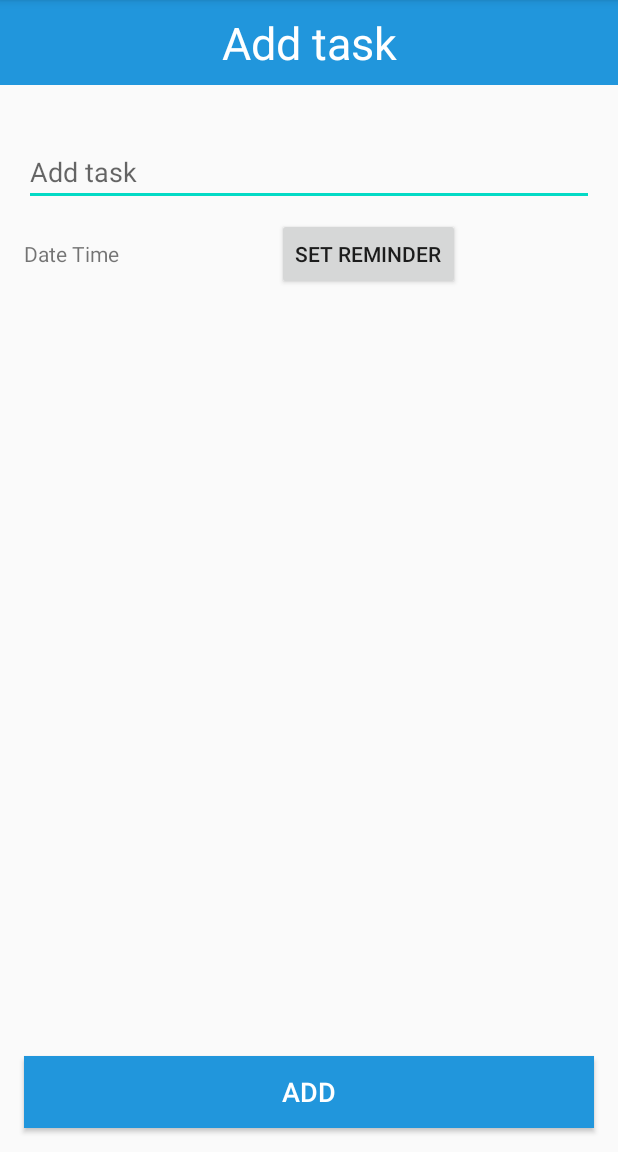
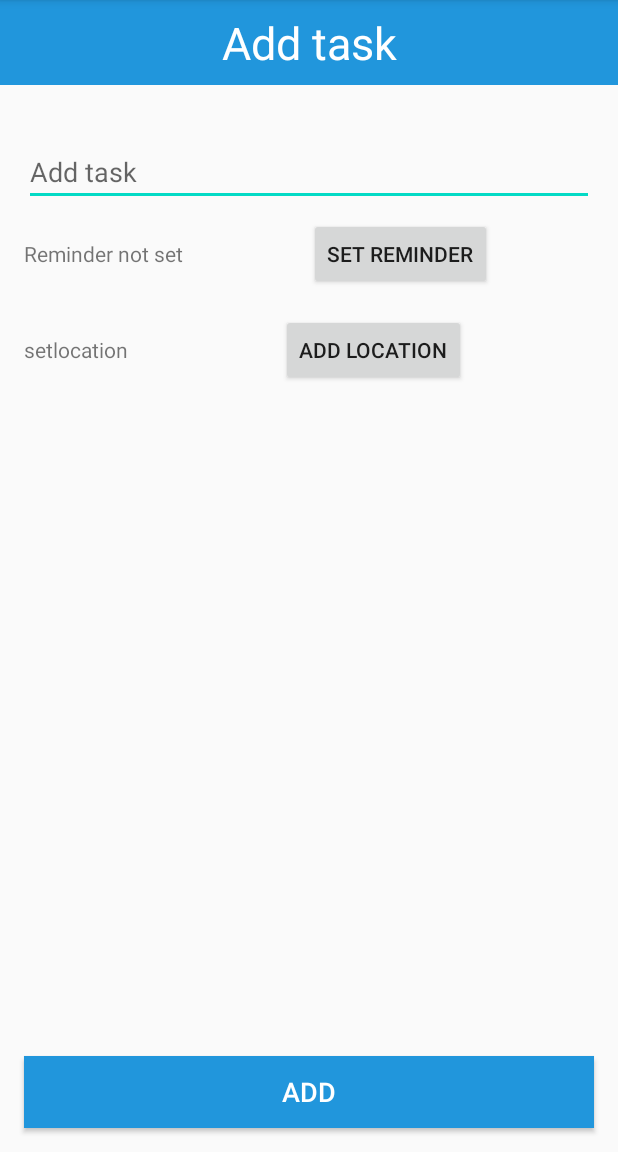
Before and after one commit to makarandmadhavi/SmartPrep, an Android app: the CreateTask screen opened directly, with no data from a screen before it, on a phone screen of 412 x 824 dp, the part 84-1236 px from its top. Run offline under Robolectric (Android 15) with nearby library versions, the phone set to English and light mode, and no system bars; 1 statement that could not run was skipped.

Commit message:
timestamp modifies

```diff
--- a/app/build.gradle
+++ b/app/build.gradle
@@ -40,4 +40,5 @@ dependencies {
     testImplementation 'junit:junit:4.+'
     androidTestImplementation 'androidx.test.ext:junit:1.1.2'
     androidTestImplementation 'androidx.test.espresso:espresso-core:3.3.0'
+    implementation 'com.google.android.gms:play-services:11.0.4'
 }
--- a/app/src/main/res/layout/activity_create_task.xml
+++ b/app/src/main/res/layout/activity_create_task.xml
@@ -62,7 +62,7 @@
         android:layout_width="wrap_content"
         android:layout_height="wrap_content"
         android:layout_marginStart="16dp"
-        android:text="Date Time"
+        android:text="Reminder not set"
         app:layout_constraintBaseline_toBaselineOf="@+id/button"
         app:layout_constraintStart_toStartOf="parent" />
 
@@ -77,4 +77,24 @@
         app:layout_constraintStart_toEndOf="@+id/datetime"
         app:layout_constraintTop_toBottomOf="@+id/tasktext" />
 
+    <Button
+        android:id="@+id/locationbutton"
+        android:layout_width="wrap_content"
+        android:layout_height="wrap_content"
+        android:layout_marginTop="16dp"
+        android:onClick="addLocation"
+        android:text="Add location"
+        app:layout_constraintEnd_toEndOf="parent"
+        app:layout_constraintStart_toEndOf="@+id/showLocation"
+        app:layout_constraintTop_toBottomOf="@+id/button" />
+
+    <TextView
+        android:id="@+id/showLocation"
+        android:layout_width="wrap_content"
+        android:layout_height="wrap_content"
+        android:layout_marginStart="16dp"
+        android:text="setlocation"
+        app:layout_constraintBaseline_toBaselineOf="@+id/locationbutton"
+        app:layout_constraintStart_toStartOf="parent" />
+
 </androidx.constraintlayout.widget.ConstraintLayout>
--- a/app/src/main/res/layout/activity_edit_task.xml
+++ b/app/src/main/res/layout/activity_edit_task.xml
@@ -12,7 +12,6 @@
         android:layout_height="wrap_content"
         android:background="@color/ic_launcher_background"
         android:paddingVertical="8dp"
-        android:text="Edit Project details"
         android:textAlignment="center"
         android:textColor="@android:color/background_light"
         android:textSize="30sp"
@@ -57,7 +56,7 @@
         android:layout_width="wrap_content"
         android:layout_height="wrap_content"
         android:layout_marginStart="16dp"
-        android:text="Date Time"
+        android:text="Reminder not set"
         app:layout_constraintBaseline_toBaselineOf="@+id/button"
         app:layout_constraintStart_toStartOf="parent" />
 
--- /dev/null
+++ b/app/src/main/res/menu/location_options.xml
@@ -0,0 +1,8 @@
+<?xml version="1.0" encoding="utf-8"?>
+<menu xmlns:app="http://schemas.android.com/apk/res-auto"
+    xmlns:android="http://schemas.android.com/apk/res/android">
+    <item android:title="Set Current Location"
+        android:id="@+id/current"/>
+    <item android:title="search location"
+        android:id="@+id/search"/>
+</menu>
--- a/app/src/main/res/values/strings.xml
+++ b/app/src/main/res/values/strings.xml
@@ -22,6 +22,8 @@
     <string name="hello_second_fragment">Hello second fragment. Arg: %1$s</string>
     <string name="navigation_drawer_open">open</string>
     <string name="navigation_drawer_close">close</string>
+    <string name="channel_name">SmartPrep</string>
+    <string name="channel_description">description</string>
     <!-- Strings used for fragments for navigation -->
 
 
```
Also changed, not shown: app/src/main/java/com/example/smartprep/CreateTask.java (+95 -0 lines), app/src/main/java/com/example/smartprep/GPSTracker.java (added, +227 -0 lines), app/src/main/java/com/example/smartprep/MainActivity.java (+26 -0 lines).
